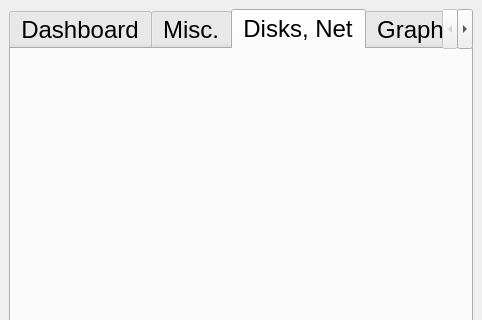
Above: sys_main.ui from FurkannAli/py-sys-manager before the change; both pictures show x 0 to 482 and y 0 to 320 of the 482 by 846 pixel window. Below: the same form after it.
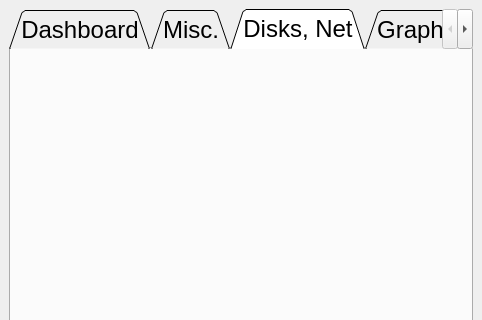
That is the form after the change.

Commit message: fixed interval and graph time thing, improved the graphs

Patch:
```diff
--- a/sys_main.ui
+++ b/sys_main.ui
@@ -28,6 +28,9 @@
         <verstretch>0</verstretch>
        </sizepolicy>
       </property>
+      <property name="tabShape">
+       <enum>QTabWidget::TabShape::Triangular</enum>
+      </property>
       <property name="currentIndex">
        <number>2</number>
       </property>
@@ -184,7 +187,7 @@
           <x>10</x>
           <y>10</y>
           <width>441</width>
-          <height>171</height>
+          <height>241</height>
          </rect>
         </property>
         <layout class="QVBoxLayout" name="verticalLayout_Disks"/>
@@ -193,9 +196,9 @@
         <property name="geometry">
          <rect>
           <x>10</x>
-          <y>190</y>
+          <y>260</y>
           <width>441</width>
-          <height>521</height>
+          <height>451</height>
          </rect>
         </property>
         <layout class="QVBoxLayout" name="verticalLayout_NetStuff"/>
```
The commit also changes 2 other files.
